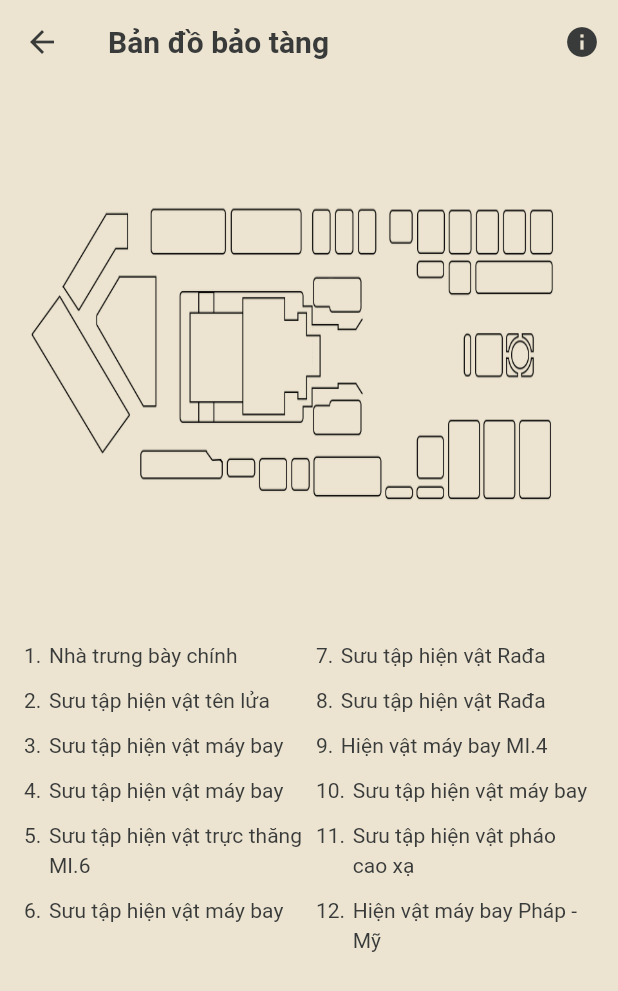
After one commit to HoanqDucAnh/flutter_ar_app, a Flutter app: the MapPage screen opened directly, on a phone screen of 412 x 824 dp. The commit adds this screen. Shown: the top 991 px of the screen. Run offline on Flutter 3.47's test engine with Material 3 defaults, Android fonts, the phone set to English and light mode, and no system bars; our stand-ins replace auto_route, camera, equatable, flutter_bloc, flutter_screenutil, get_it and 3 more; missing offline and left inert: dart:ffi; generated files the repository leaves out were written again; Roboto replaces fonts that are missing (Averta).

Commit message:
feat: add new screen & refactor nested screen

```diff
--- a/lib/core/router/app_router.dart
+++ b/lib/core/router/app_router.dart
@@ -1,8 +1,7 @@
 import 'package:auto_route/auto_route.dart';
 import 'package:injectable/injectable.dart';
-import 'package:flutter/material.dart';
 import '../../src/view/view.dart';
-import 'package:camera/camera.dart';
+import '../../src/view/shared_widget/shared_widget.dart';
 
 part 'app_router.gr.dart';
 
@@ -13,29 +12,21 @@ part 'app_router.gr.dart';
 class AppRouter extends _$AppRouter {
   @override
   List<AutoRoute> get routes => [
-        // AutoRoute(page: MainRoute.page, initial: true, children: [
-        //   AutoRoute(page: HomeRouteTab.page),
-        //   AutoRoute(page: MapRouteTab.page),
-        //   AutoRoute(page: ExploreRouteTab.page),
-        // ]),
-        CustomRoute(
+        AutoRoute(page: OnboardingRouteTab.page, initial: true),
+        AutoRoute(
           page: MainRoute.page,
-          initial: true,
-          transitionsBuilder: TransitionsBuilders.fadeIn,
           children: [
-            CustomRoute(
-                page: HomeRouteTab.page,
-                transitionsBuilder: TransitionsBuilders.slideRightWithFade,
-                durationInMilliseconds: 2000),
-            CustomRoute(
-                page: MapRouteTab.page,
-                transitionsBuilder: TransitionsBuilders.slideRightWithFade,
-                durationInMilliseconds: 2000),
-            CustomRoute(
+            AutoRoute(page: HomeRouteTab.page, children: [
+              AutoRoute(page: HomeRoute.page, initial: true),
+            ]),
+            AutoRoute(
               page: ExploreRouteTab.page,
-              transitionsBuilder: TransitionsBuilders.slideRightWithFade,
-              durationInMilliseconds: 2000,
-              children: const [],
+            ),
+            AutoRoute(
+              page: LessonRouteTab.page,
+            ),
+            AutoRoute(
+              page: FavouriteRouteTab.page,
             ),
           ],
         ),
@@ -43,5 +34,11 @@ class AppRouter extends _$AppRouter {
             page: CameraRouteTab.page,
             transitionsBuilder: TransitionsBuilders.slideRightWithFade,
             durationInMilliseconds: 200),
+        AutoRoute(
+          page: MapRoute.page,
+        ),
+        AutoRoute(
+          page: DetailRouteTab.page,
+        ),
       ];
 }
--- /dev/null
+++ b/lib/src/view/screen/main_screen/home/nested_route/map.dart
@@ -0,0 +1,153 @@
+import 'package:flutter/cupertino.dart';
+import 'package:flutter/material.dart';
+import 'package:auto_route/auto_route.dart';
+import 'package:flutter/widgets.dart';
+import 'package:flutter_ar_app/core/initializer/app_initializer.dart';
+import 'package:flutter_ar_app/src/model/artifact.dart';
+import 'package:flutter_ar_app/shared/shared.dart';
+
+import 'package:flutter_ar_app/src/view/screen/main_screen/home/nested_route/map/point.dart';
+
+@RoutePage()
+class MapPage extends StatefulWidget {
+  final List<Artifact> artifacts = const [
+    Artifact(
+        name: 'Artifact 1',
+        introductions: ['Introduction 1', 'Introduction 2'],
+        imageSrc:
+            'https://media.macphun.com/img/uploads/customer/how-to/579/15531840725c93b5489d84e9.43781620.jpg?q=85&w=1340',
+        x: 100,
+        y: 100),
+    Artifact(
+        name: 'Artifact 2',
+        introductions: ['Introduction 1', 'Introduction 2'],
+        imageSrc:
+            'https://media.macphun.com/img/uploads/customer/how-to/579/15531840725c93b5489d84e9.43781620.jpg?q=85&w=1340',
+        x: 200,
+        y: 200),
+    Artifact(
+        name: 'Artifact 3',
+        introductions: ['Introduction 1', 'Introduction 2'],
+        imageSrc:
+            'https://media.macphun.com/img/uploads/customer/how-to/579/15531840725c93b5489d84e9.43781620.jpg?q=85&w=1340',
+        x: 300,
+        y: 300),
+  ];
+
+  const MapPage({super.key});
+
+  @override
+  State<MapPage> createState() => _MapPageState();
+}
+
+class _MapPageState extends State<MapPage> {
+  final AppColors appColors = getIt<AppColors>();
+  final LayoutConstants layoutConstants = getIt<LayoutConstants>();
+  final AppTextStyle appTextStyle = getIt<AppTextStyle>();
+
+  @override
+  Widget build(BuildContext context) {
+    return Scaffold(
+      appBar: AppBar(
+        title: Text(
+          'Bản đồ bảo tàng',
+          style: appTextStyle.h3TextPrimary,
+        ),
+        leading: IconButton(
+          icon: Icon(
+            Icons.arrow_back,
+            color: appColors.textPrimaryColor,
+          ),
+          onPressed: () {
+            context.router.back();
+          },
+        ),
+        actions: [
+          IconButton(
+            icon: Icon(
+              Icons.info,
+              color: appColors.textPrimaryColor,
+            ),
+            onPressed: () {},
+          ),
+        ],
+      ),
+      body: Column(
+        children: [
+          InteractiveViewer(
+            maxScale: 2,
+            child: Stack(
+              children: [
+                Image.asset(
+                  'lib/core/resources/images/map_images/main_map.png',
+                  width: double.maxFinite,
+                  height: AppDimen.of(context).screenHeight * 0.45,
+                  fit: BoxFit.fill,
+                ),
+
+                // for (Artifact artifact in widget.artifacts)
+                //   Point(artifact: artifact)
+              ],
+            ),
+          ),
+          Padding(
+            padding: layoutConstants.defaultMarginHorizontal,
+            child: Row(
+              mainAxisAlignment: MainAxisAlignment.spaceBetween,
+              crossAxisAlignment: CrossAxisAlignment.start,
+              children: [
+                SizedBox(
+                  width: AppDimen.of(context).screenWidth * 0.45,
+                  child: Column(
+                    mainAxisAlignment: MainAxisAlignment.start,
+                    children: [
+                      buildInfoText('Nhà trưng bày chính', '1.'),
+                      buildInfoText('Sưu tập hiện vật tên lửa', '2.'),
+                      buildInfoText('Sưu tập hiện vật máy bay', '3.'),
+                      buildInfoText('Sưu tập hiện vật máy bay', '4.'),
+                      buildInfoText('Sưu tập hiện vật trực thăng MI.6', '5.'),
+                      buildInfoText('Sưu tập hiện vật máy bay', '6.'),
+                    ],
+                  ),
+                ),
+                SizedBox(
+                  width: AppDimen.of(context).screenWidth * 0.45,
+                  child: Column(
+                    crossAxisAlignment: CrossAxisAlignment.start,
+                    children: [
+                      buildInfoText('Sưu tập hiện vật Rađa', '7.'),
+                      buildInfoText('Sưu tập hiện vật Rađa', '8.'),
+                      buildInfoText('Hiện vật máy bay MI.4', '9.'),
+                      buildInfoText('Sưu tập hiện vật máy bay', '10.'),
+                      buildInfoText('Sưu tập hiện vật pháo cao xạ', '11.'),
+                      buildInfoText('Hiện vật máy bay Pháp - Mỹ', '12.'),
+                    ],
+                  ),
+                ),
+              ],
+            ),
+          ),
+        ],
+      ),
+    );
+  }
+
+  Widget buildInfoText(String text, String index) {
+    return Padding(
+      padding: const EdgeInsets.only(bottom: 10),
+      child: Row(
+        crossAxisAlignment: CrossAxisAlignment.start,
+        children: [
+          Text(index, style: appTextStyle.normalTextPrimary),
+          const SizedBox(width: 5),
+          Flexible(
+            child: Text(
+              text,
+              style: appTextStyle.normalTextPrimary,
+            ),
+          ),
+        ],
+      ),
+    );
+  }
+}
```
Also changed, not shown: lib/src/view/screen/camera_screen/camera_screen.dart (added, +73 -0 lines), lib/src/view/screen/main_screen/explore/explore_page.dart (added, +58 -0 lines), lib/src/view/screen/main_screen/favourite/favourite_page.dart (added, +17 -0 lines), lib/src/view/screen/main_screen/home/home_page.dart (added, +21 -0 lines), lib/src/view/screen/main_screen/home/nested_route/home.dart (added, +62 -0 lines), lib/src/view/screen/main_screen/lesson/lesson_page.dart (added, +17 -0 lines), lib/src/view/screen/main_screen/main_screen.dart (added, +50 -0 lines), lib/src/view/shared_widget/detail_screen/detail_screen.dart (added, +104 -0 lines).
